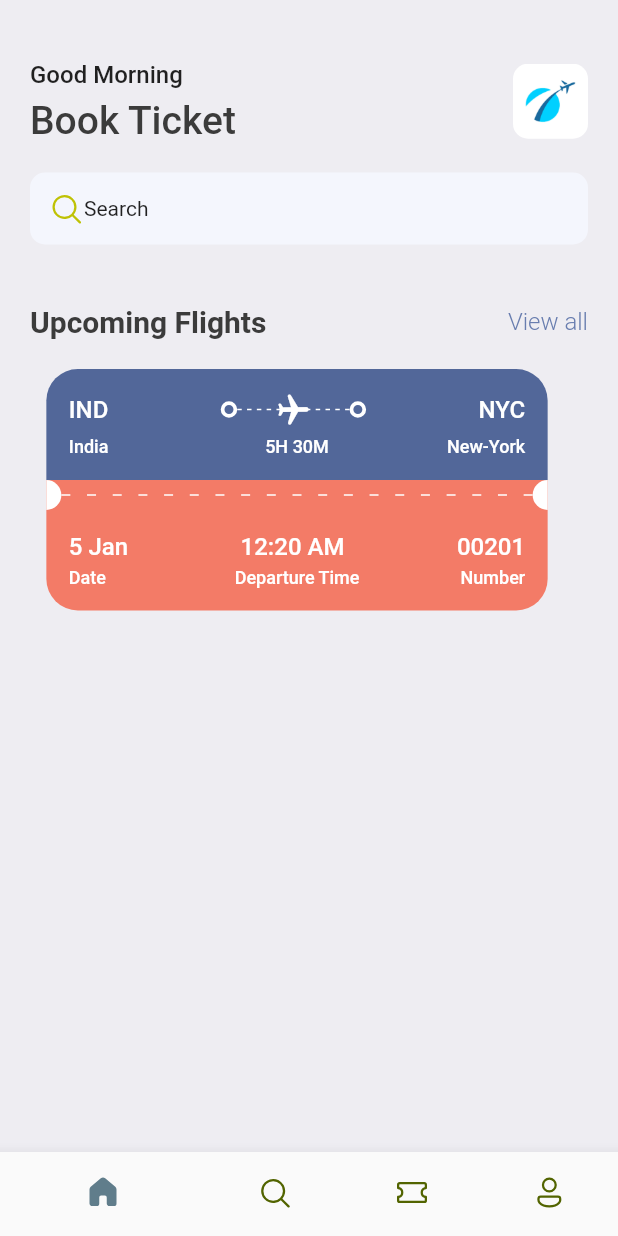
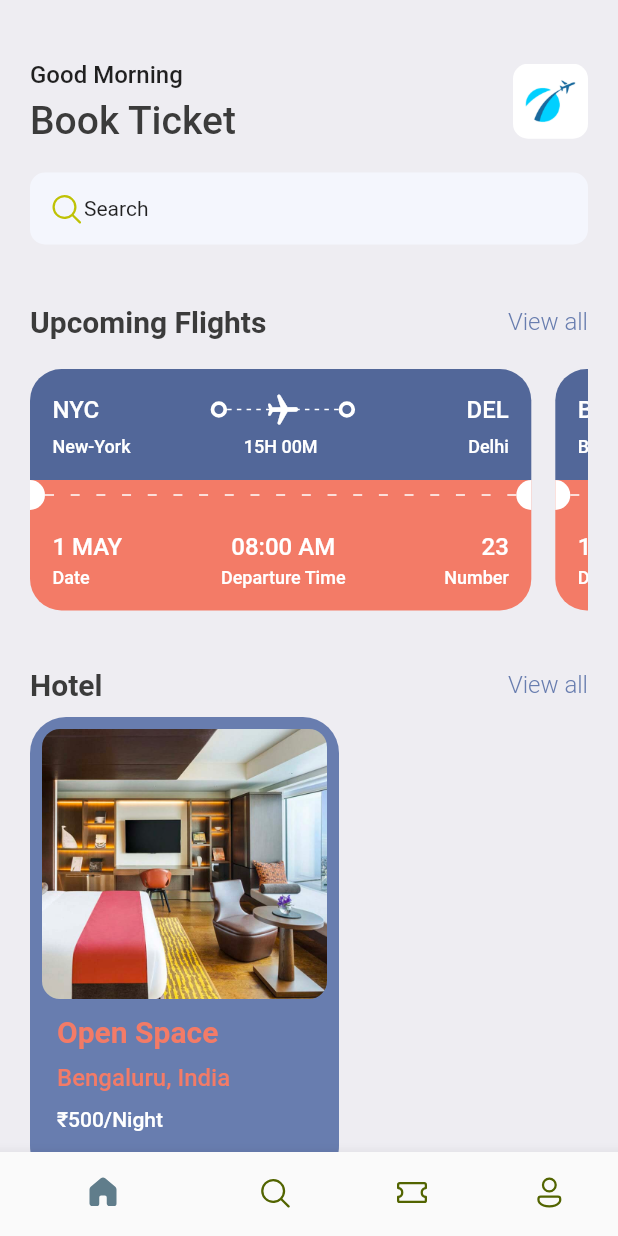
Before and after one commit to MohammedAqeeb/TicketApp, a Flutter app: the screen it shows after launch, on a phone screen of 412 x 824 dp. Run offline on Flutter 3.47's test engine with Material 3 defaults, Android fonts, the phone set to English and light mode, and no system bars; our stand-ins replace fluentui_icons.

Commit message:
hotel_screen ui

```diff
--- a/lib/constants/images.dart
+++ b/lib/constants/images.dart
@@ -2,4 +2,5 @@ class AppImages {
   static const basePath = 'assets/images';
 
   static const logo = '$basePath/logo.png';
+  static const hotel1 = '$basePath/hotel_room.png';
 }
--- a/lib/main.dart
+++ b/lib/main.dart
@@ -2,6 +2,8 @@ import 'package:flutter/material.dart';
 import 'package:ticket_app/screens/base/bottm_nav.dart';
 
 void main() {
+
+
   runApp(const MyApp());
 }
 
--- a/lib/screens/home/home_screen.dart
+++ b/lib/screens/home/home_screen.dart
@@ -2,8 +2,12 @@ import 'package:fluentui_icons/fluentui_icons.dart';
 import 'package:flutter/material.dart';
 import 'package:ticket_app/constants/images.dart';
 import 'package:ticket_app/constants/app_style.dart';
+import 'package:ticket_app/screens/home/utils/ticket_list_json.dart';
 import 'package:ticket_app/widgets/text_row_widgets.dart';
 import 'package:ticket_app/widgets/ticket_view.dart';
+
+import '../tickets/all_tickets.dart';
+import 'widget/hotel_screen.dart';
 
 class HomeScreen extends StatefulWidget {
   const HomeScreen({super.key});
@@ -23,6 +27,7 @@ class _HomeScreenState extends State<HomeScreen> {
           Container(
             padding: const EdgeInsets.symmetric(horizontal: 20),
             child: Column(
+              crossAxisAlignment: CrossAxisAlignment.start,
               children: [
                 Row(
                   mainAxisAlignment: MainAxisAlignment.spaceBetween,
@@ -73,12 +78,40 @@ class _HomeScreenState extends State<HomeScreen> {
                   ),
                 ),
                 const SizedBox(height: 40),
-                const TextRowWidgets(
+                VielAllTextWidgets(
                   firstText: 'Upcoming Flights',
                   secondText: 'View all',
+                  onTap: () => Navigator.push(
+                    context,
+                    MaterialPageRoute(
+                      builder: (context) => const AllTicketsScreen(),
+                    ),
+                  ),
                 ),
                 const SizedBox(height: 20),
-                const TicketView()
+                SingleChildScrollView(
+                  scrollDirection: Axis.horizontal,
+                  child: Row(
+                    children: ticketList
+                        .take(2)
+                        .map((ticketDetails) =>
+                            TicketView(ticketDetails: ticketDetails))
+                        .toList(),
+                  ),
+                ),
+                const SizedBox(height: 10),
+                VielAllTextWidgets(
+                  firstText: 'Hotel',
+                  secondText: 'View all',
+                  onTap: () => Navigator.push(
+                    context,
+                    MaterialPageRoute(
+                      builder: (context) => const HotelScreen(),
+                    ),
+                  ),
+                ),
+                const SizedBox(height: 10),
+                HotelScreen(),
               ],
             ),
           ),
--- /dev/null
+++ b/lib/screens/home/utils/ticket_list_json.dart
@@ -0,0 +1,58 @@
+List<Map<String, dynamic>> ticketList = [
+  {
+    'from': {'code': "NYC", 'name': "New-York"},
+    'to': {'code': "DEL", 'name': "Delhi"},
+    'flying_time': '15H 00M',
+    'date': "1 MAY",
+    'departure_time': "08:00 AM",
+    "number": 23
+  },
+  {
+    'from': {'code': "BLR", 'name': "Bangalore"},
+    'to': {'code': "SH", 'name': "Shanghai"},
+    'flying_time': '5H 30M',
+    'date': "10 MAY",
+    'departure_time': "09:00 AM",
+    "number": 45
+  },
+  {
+    'from': {'code': "MUM", 'name': "Mumbai"},
+    'to': {'code': "KOL", 'name': "Kolkata"},
+    'flying_time': '2H 30M',
+    'date': "15 MAY",
+    'departure_time': "10:00 AM",
+    "number": 67
+  },
+  {
+    'from': {'code': "HYD", 'name': "Hyderabad"},
+    'to': {'code': "MAA", 'name': "Chennai"},
+    'flying_time': '1H 20M',
+    'date': "20 MAY",
+    'departure_time': "11:00 AM",
+    "number": 89
+  },
+  {
+    'from': {'code': "LAX", 'name': "Los Angeles"},
+    'to': {'code': "DXB", 'name': "Dubai"},
+    'flying_time': '16H 45M',
+    'date': "25 MAY",
+    'departure_time': "07:00 AM",
+    "number": 101
+  },
+  {
+    'from': {'code': "SYD", 'name': "Sydney"},
+    'to': {'code': "SIN", 'name': "Singapore"},
+    'flying_time': '8H 20M',
+    'date': "30 MAY",
+    'departure_time': "06:00 PM",
+    "number": 112
+  },
+  {
+    'from': {'code': "BOM", 'name': "Mumbai"},
+    'to': {'code': "HKG", 'name': "Hong Kong"},
+    'flying_time': '5H 10M',
+    'date': "5 JUN",
+    'departure_time': "02:00 PM",
+    "number": 123
+  }
+];
--- /dev/null
+++ b/lib/screens/home/widget/hotel_screen.dart
@@ -0,0 +1,69 @@
+import 'package:flutter/material.dart';
+import 'package:ticket_app/constants/app_style.dart';
+import 'package:ticket_app/constants/images.dart';
+
+class HotelScreen extends StatelessWidget {
+  const HotelScreen({super.key});
+
+  @override
+  Widget build(BuildContext context) {
+    return Container(
+      padding: const EdgeInsets.all(8.0),
+      width: MediaQuery.of(context).size.width * 0.5,
+      height: 310,
+      decoration: BoxDecoration(
+        borderRadius: BorderRadius.circular(24),
+        color: AppStyle.primaryColor,
+      ),
+      child: Column(
+        crossAxisAlignment: CrossAxisAlignment.start,
+        children: [
+          Container(
+            height: 180,
+            decoration: BoxDecoration(
+              borderRadius: BorderRadius.circular(12),
+              image: const DecorationImage(
+                fit: BoxFit.cover,
+                image: AssetImage(AppImages.hotel1),
+              ),
+            ),
+          ),
+          const SizedBox(height: 10),
+          Padding(
+            padding: const EdgeInsets.only(left: 10),
+            child: Text(
+              'Open Space',
+              style: AppStyle.headLineStyle3.copyWith(
+                color: AppStyle.ticketOrange,
+              ),
+            ),
+          ),
+          const SizedBox(height: 10),
+          Padding(
+            padding: const EdgeInsets.only(left: 10),
+            child: Text(
+              'Bengaluru, India',
+              style: AppStyle.headLineStyle3.copyWith(
+                color: AppStyle.ticketOrange,
+                fontSize: 16,
+                fontWeight: FontWeight.w500,
+              ),
+            ),
+          ),
+          const SizedBox(height: 10),
+          Padding(
+            padding: const EdgeInsets.only(left: 10),
+            child: Text(
+              '\u{20B9}500/Night',
+              style: AppStyle.headLineStyle3.copyWith(
+                color: Colors.white,
+                fontSize: 14,
+                fontWeight: FontWeight.w500,
+              ),
+            ),
+          ),
+        ],
+      ),
+    );
+  }
+}
--- /dev/null
+++ b/lib/screens/tickets/all_tickets.dart
@@ -0,0 +1,42 @@
+import 'package:flutter/material.dart';
+import 'package:ticket_app/constants/app_style.dart';
+import 'package:ticket_app/screens/home/utils/ticket_list_json.dart';
+import 'package:ticket_app/widgets/ticket_view.dart';
+
+class AllTicketsScreen extends StatelessWidget {
+  const AllTicketsScreen({super.key});
+
+  @override
+  Widget build(BuildContext context) {
+    return Scaffold(
+      appBar: AppBar(
+        foregroundColor: Colors.black,
+        backgroundColor: Colors.white,
+        elevation: 0,
+        centerTitle: true,
+        title: Text(
+          'All Tickets',
+          style: AppStyle.textStyle.copyWith(
+            fontWeight: FontWeight.w500,
+          ),
+        ),
+      ),
+      body: SingleChildScrollView(
+        padding: const EdgeInsets.only(top: 16),
+        child: Column(
+          children: ticketList
+              .map(
+                (tickets) => Container(
+                  alignment: Alignment.center,
+                  child: TicketView(
+                    isWholeScreen: false,
+                    ticketDetails: tickets,
+                  ),
+                ),
+              )
+              .toList(),
+        ),
+      ),
+    );
+  }
+}
--- a/lib/widgets/text_row_widgets.dart
+++ b/lib/widgets/text_row_widgets.dart
@@ -1,13 +1,15 @@
 import 'package:flutter/material.dart';
 import 'package:ticket_app/constants/app_style.dart';
 
-class TextRowWidgets extends StatelessWidget {
+class VielAllTextWidgets extends StatelessWidget {
   final String firstText;
   final String secondText;
-  const TextRowWidgets({
+  final Function() onTap;
+  const VielAllTextWidgets({
     super.key,
     required this.firstText,
     required this.secondText,
+    required this.onTap,
   });
 
   @override
@@ -19,10 +21,13 @@ class TextRowWidgets extends StatelessWidget {
           firstText,
           style: AppStyle.headLineStyle3,
         ),
-        Text(
-          secondText,
-          style: AppStyle.textStyle.copyWith(
-            color: AppStyle.primaryColor,
+        InkWell(
+          onTap: onTap,
+          child: Text(
+            secondText,
+            style: AppStyle.textStyle.copyWith(
+              color: AppStyle.primaryColor,
+            ),
           ),
         )
       ],
--- a/lib/widgets/ticket_view.dart
+++ b/lib/widgets/ticket_view.dart
@@ -7,7 +7,13 @@ import 'package:ticket_app/widgets/dotted_circle.dart';
 import 'package:ticket_app/widgets/lines_layout_builder.dart';
 
 class TicketView extends StatelessWidget {
-  const TicketView({super.key});
+  final Map<String, dynamic> ticketDetails;
+  final bool isWholeScreen;
+  const TicketView({
+    super.key,
+    required this.ticketDetails,
+    this.isWholeScreen = true,
+  });
 
   @override
   Widget build(BuildContext context) {
@@ -15,7 +21,7 @@ class TicketView extends StatelessWidget {
       width: MediaQuery.of(context).size.width * 0.85,
       height: 189,
       child: Container(
-        margin: const EdgeInsets.only(right: 16),
+        margin: EdgeInsets.only(right: isWholeScreen == true ? 16 : 0),
         child: Column(
           children: [
             // Blue part of the ticket the upper layer
@@ -32,7 +38,7 @@ class TicketView extends StatelessWidget {
                 children: [
                   Row(
                     children: [
-                      const TicketHeadlineText(text: 'IND'),
+                      TicketHeadlineText(text: ticketDetails['from']['code']),
                       Expanded(child: Container()),
                       const DottedCircle(),
                       Expanded(
@@ -56,23 +62,26 @@ class TicketView extends StatelessWidget {
                       ),
                       const DottedCircle(),
                       Expanded(child: Container()),
-                      const TicketHeadlineText(text: 'NYC'),
+                      TicketHeadlineText(text: ticketDetails['to']['code']),
                     ],
                   ),
                   const SizedBox(height: 6),
                   Row(
                     children: [
-                      const SizedBox(
+                      SizedBox(
                         width: 100,
-                        child: TicketLabelText(labelText: 'India'),
+                        child: TicketLabelText(
+                            labelText: ticketDetails['from']['name']),
                       ),
                       Expanded(child: Container()),
-                      const TicketLabelText(labelText: '5H 30M'),
+                      TicketLabelText(
+                        labelText: ticketDetails['flying_time'],
+                      ),
                       Expanded(child: Container()),
-                      const SizedBox(
+                      SizedBox(
                         width: 100,
                         child: TicketLabelText(
-                          labelText: 'New-York',
+                          labelText: ticketDetails['to']['name'],
                           isAligned: TextAlign.end,
                         ),
                       ),
@@ -113,37 +122,77 @@ class TicketView extends StatelessWidget {
               child: Column(
                 children: [
                   Row(
+                    mainAxisAlignment: MainAxisAlignment.spaceBetween,
                     children: [
-                      const TicketHeadlineText(text: '5 Jan'),
-                      Expanded(child: Container()),
-                      const TicketHeadlineText(text: '12:20 AM'),
-                      Expanded(child: Container()),
-                      const TicketHeadlineText(text: '00201'),
+                      Column(
+                        crossAxisAlignment: CrossAxisAlignment.start,
+                        children: [
+                          TicketHeadlineText(text: ticketDetails['date']),
+                          const SizedBox(height: 4),
+                          const TicketLabelText(
+                            labelText: 'Date',
+                          ),
                         ],
                       ),
+                      Column(
+                        crossAxisAlignment: CrossAxisAlignment.center,
+                        children: [
+                          TicketHeadlineText(
+                              text: ticketDetails['departure_time']),
                           const SizedBox(height: 4),
-                  Row(
-                    children: [
-                      const SizedBox(
-                        width: 100,
-                        child: TicketLabelText(
-                          labelText: 'Date',
-                        ),
-                      ),
-                      Expanded(child: Container()),
                           const TicketLabelText(
                             labelText: 'Departure Time',
                           ),
-                      Expanded(child: Container()),
-                      const SizedBox(
-                        width: 100,
-                        child: TicketLabelText(
+                        ],
+                      ),
+                      Column(
+                        crossAxisAlignment: CrossAxisAlignment.end,
+                        children: [
+                          TicketHeadlineText(
+                              text: ticketDetails['number'].toString()),
+                          const SizedBox(height: 4),
+                          const TicketLabelText(
                             labelText: 'Number',
                             isAligned: TextAlign.end,
                           ),
+                        ],
                       ),
                     ],
                   ),
+
+                  // Row(
+                  //   children: [
+                  //     TicketHeadlineText(text: ticketDetails['date']),
+                  //     Expanded(child: Container()),
+                  //     TicketHeadlineText(text: ticketDetails['departure_time']),
+                  //     Expanded(child: Container()),
+                  //     TicketHeadlineText(
+                  //         text: ticketDetails['number'].toString()),
+                  //   ],
+                  // ),
+                  // const SizedBox(height: 4),
+                  // Row(
+                  //   children: [
+                  //     const SizedBox(
+                  //       width: 100,
+                  //       child: TicketLabelText(
+                  //         labelText: 'Date',
+                  //       ),
+                  //     ),
+                  //     Expanded(child: Container()),
+                  //     const TicketLabelText(
+                  //       labelText: 'Departure Time',
+                  //     ),
+                  //     Expanded(child: Container()),
+                  //     const SizedBox(
+                  //       width: 100,
+                  //       child: TicketLabelText(
+                  //         labelText: 'Number',
+                  //         isAligned: TextAlign.end,
+                  //       ),
+                  //     ),
+                  //   ],
+                  // ),
                 ],
               ),
             ),
```
Lines whose indentation alone changed are shown as unchanged.
